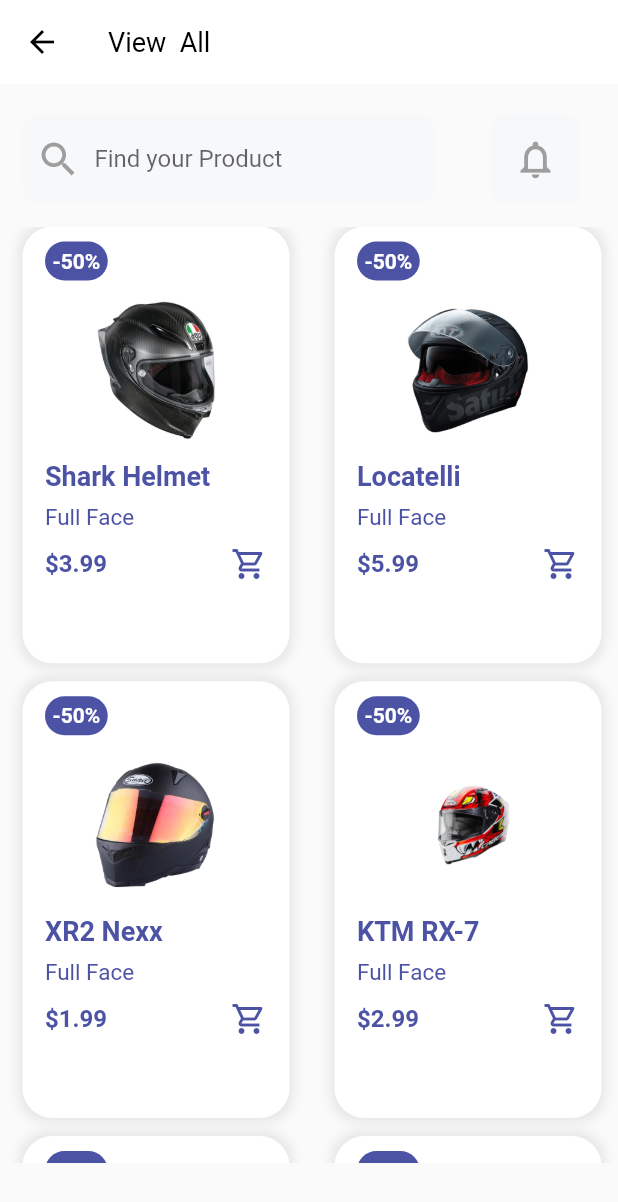
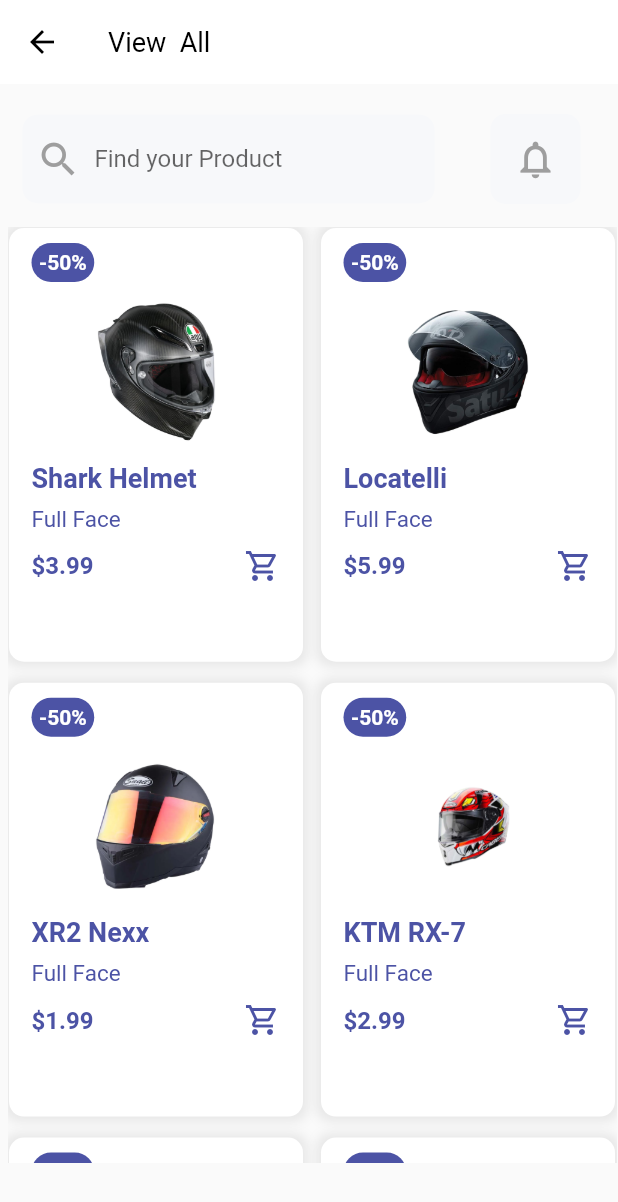
Before and after one commit to RadityaRevanto/Projek_PAS, a Flutter app: the CookiePage screen opened directly, on a phone screen of 412 x 824 dp. Shown: the top 1202 px of the screen. Run offline on Flutter 3.47's test engine with Material 2 defaults, Android fonts, the light colour scheme and no system bars; our stand-ins replace bloc, carousel_slider, equatable, flutter_bloc, flutter_svg, font_awesome_flutter.

Commit message:
[RR] update ViewAll Page

```diff
--- a/lib/View All/ViewAll.dart
+++ b/lib/View All/ViewAll.dart
@@ -101,7 +101,7 @@
       bool isFavorite, context) {
     return  Container(
       padding: EdgeInsets.only(left: 15, right: 15, top: 10),
-   margin: EdgeInsets.symmetric(vertical: 0, horizontal: 10),
+      margin: EdgeInsets.symmetric(vertical: 1, horizontal: 1),
       decoration: BoxDecoration(
         boxShadow: [
           BoxShadow(
@@ -111,7 +111,7 @@
         ],
 
         color: Colors.white,
-     borderRadius: BorderRadius.circular(20),
+        borderRadius: BorderRadius.circular(10),
       ),
       child: Column(
         children: [
```
Lines whose indentation alone changed are shown as unchanged.
